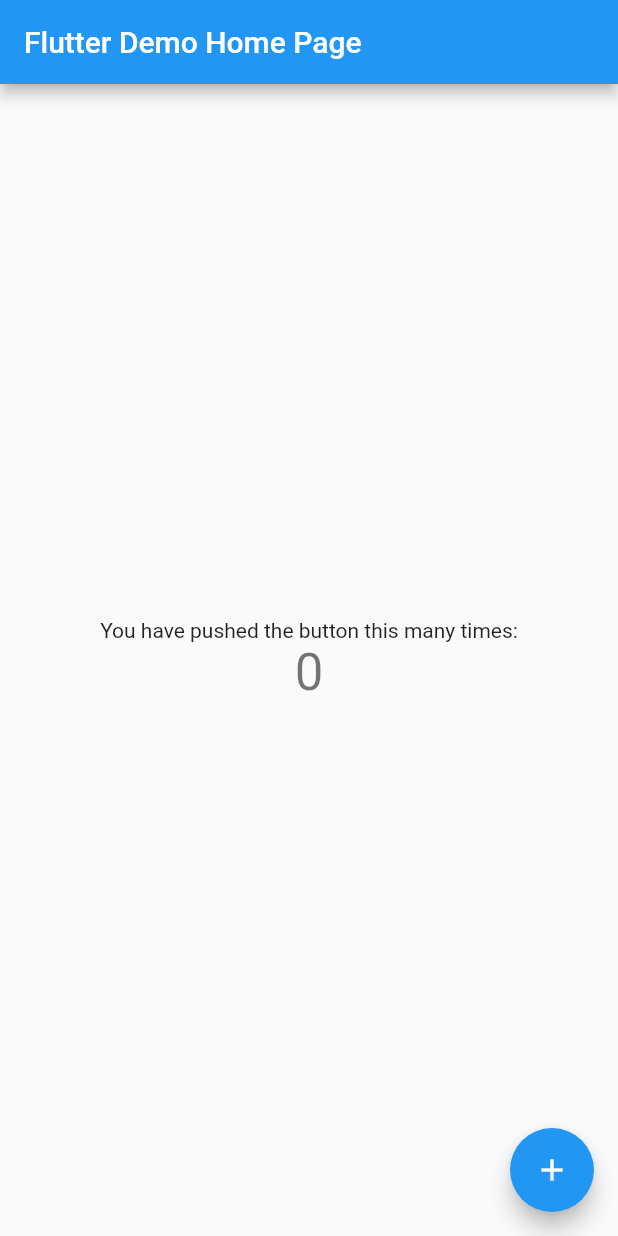
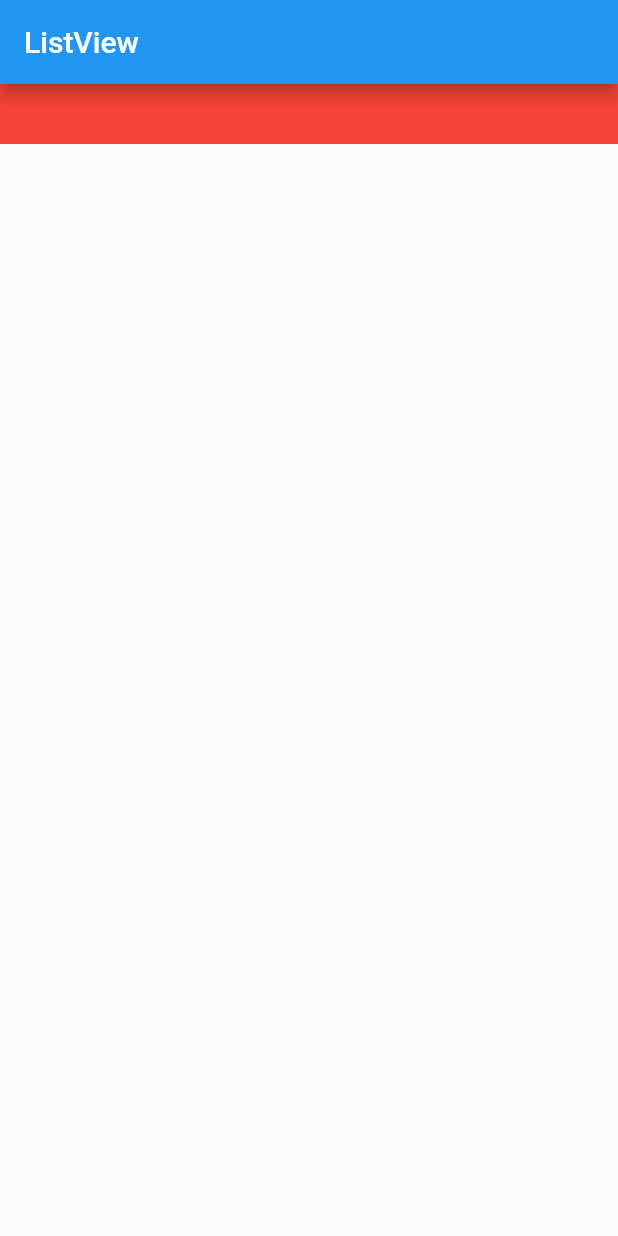
Before and after one commit to blessed-sibanda/beginning-flutter-ch9_listview, a Flutter app: the screen it shows after launch, on a phone screen of 412 x 824 dp. Run offline on Flutter 3.47's test engine with Material 2 defaults, Android fonts, the phone set to English and light mode, and no system bars.

```diff
--- a/lib/main.dart
+++ b/lib/main.dart
@@ -1,4 +1,5 @@
 import 'package:flutter/material.dart';
+import 'pages/home.dart';
 
 void main() {
   runApp(const MyApp());
@@ -13,103 +14,9 @@
     return MaterialApp(
       title: 'Flutter Demo',
       theme: ThemeData(
-        // This is the theme of your application.
-        //
-        // Try running your application with "flutter run". You'll see the
-        // application has a blue toolbar. Then, without quitting the app, try
-        // changing the primarySwatch below to Colors.green and then invoke
-        // "hot reload" (press "r" in the console where you ran "flutter run",
-        // or simply save your changes to "hot reload" in a Flutter IDE).
-        // Notice that the counter didn't reset back to zero; the application
-        // is not restarted.
         primarySwatch: Colors.blue,
       ),
-      home: const MyHomePage(title: 'Flutter Demo Home Page'),
+      home: const MyHomePage(title: 'ListView'),
     );
   }
 }
-
-class MyHomePage extends StatefulWidget {
-  const MyHomePage({Key? key, required this.title}) : super(key: key);
-
-  // This widget is the home page of your application. It is stateful, meaning
-  // that it has a State object (defined below) that contains fields that affect
-  // how it looks.
-
-  // This class is the configuration for the state. It holds the values (in this
-  // case the title) provided by the parent (in this case the App widget) and
-  // used by the build method of the State. Fields in a Widget subclass are
-  // always marked "final".
-
-  final String title;
-
-  @override
-  State<MyHomePage> createState() => _MyHomePageState();
-}
-
-class _MyHomePageState extends State<MyHomePage> {
-  int _counter = 0;
-
-  void _incrementCounter() {
-    setState(() {
-      // This call to setState tells the Flutter framework that something has
-      // changed in this State, which causes it to rerun the build method below
-      // so that the display can reflect the updated values. If we changed
-      // _counter without calling setState(), then the build method would not be
-      // called again, and so nothing would appear to happen.
-      _counter++;
-    });
-  }
-
-  @override
-  Widget build(BuildContext context) {
-    // This method is rerun every time setState is called, for instance as done
-    // by the _incrementCounter method above.
-    //
-    // The Flutter framework has been optimized to make rerunning build methods
-    // fast, so that you can just rebuild anything that needs updating rather
-    // than having to individually change instances of widgets.
-    return Scaffold(
-      appBar: AppBar(
-        // Here we take the value from the MyHomePage object that was created by
-        // the App.build method, and use it to set our appbar title.
-        title: Text(widget.title),
-      ),
-      body: Center(
-        // Center is a layout widget. It takes a single child and positions it
-        // in the middle of the parent.
-        child: Column(
-          // Column is also a layout widget. It takes a list of children and
-          // arranges them vertically. By default, it sizes itself to fit its
-          // children horizontally, and tries to be as tall as its parent.
-          //
-          // Invoke "debug painting" (press "p" in the console, choose the
-          // "Toggle Debug Paint" action from the Flutter Inspector in Android
-          // Studio, or the "Toggle Debug Paint" command in Visual Studio Code)
-          // to see the wireframe for each widget.
-          //
-          // Column has various properties to control how it sizes itself and
-          // how it positions its children. Here we use mainAxisAlignment to
-          // center the children vertically; the main axis here is the vertical
-          // axis because Columns are vertical (the cross axis would be
-          // horizontal).
-          mainAxisAlignment: MainAxisAlignment.center,
-          children: <Widget>[
-            const Text(
-              'You have pushed the button this many times:',
-            ),
-            Text(
-              '$_counter',
-              style: Theme.of(context).textTheme.headline4,
-            ),
-          ],
-        ),
-      ),
-      floatingActionButton: FloatingActionButton(
-        onPressed: _incrementCounter,
-        tooltip: 'Increment',
-        child: const Icon(Icons.add),
-      ), // This trailing comma makes auto-formatting nicer for build methods.
-    );
-  }
-}
--- /dev/null
+++ b/lib/pages/home.dart
@@ -0,0 +1,33 @@
+import 'package:flutter/material.dart';
+
+class MyHomePage extends StatefulWidget {
+  const MyHomePage({Key? key, required this.title}) : super(key: key);
+
+  final String title;
+
+  @override
+  State<MyHomePage> createState() => _MyHomePageState();
+}
+
+class _MyHomePageState extends State<MyHomePage> {
+  @override
+  Widget build(BuildContext context) {
+    return Scaffold(
+      appBar: AppBar(
+        title: Text(widget.title),
+      ),
+      body: SafeArea(
+        child: ListView.builder(
+          itemCount: 2,
+          itemBuilder: (BuildContext context, int index) {
+            return Container(
+              color: Colors.red,
+              height: 20,
+              width: 10,
+            );
+          },
+        ),
+      ),
+    );
+  }
+}
```
Also changed, not shown: lib/widgets/header.dart (added, +45 -0 lines), lib/widgets/row.dart (added), lib/widgets/row_with_card.dart (added).
